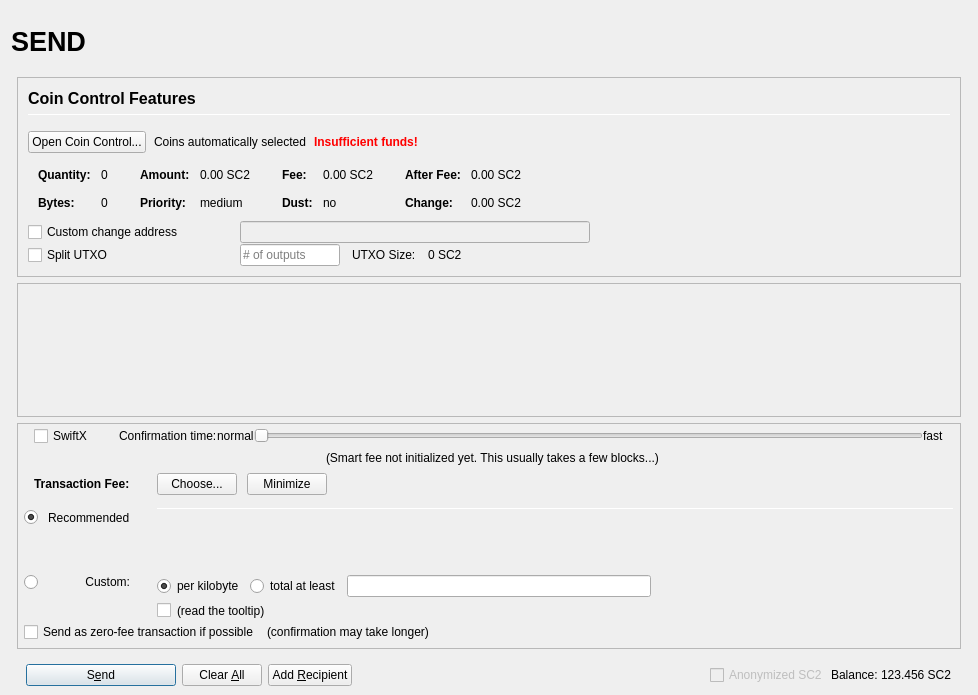
Qt form src/qt/forms/sendcoinsdialog.ui (MichaelHDesigns/securecloud2) before a commit.
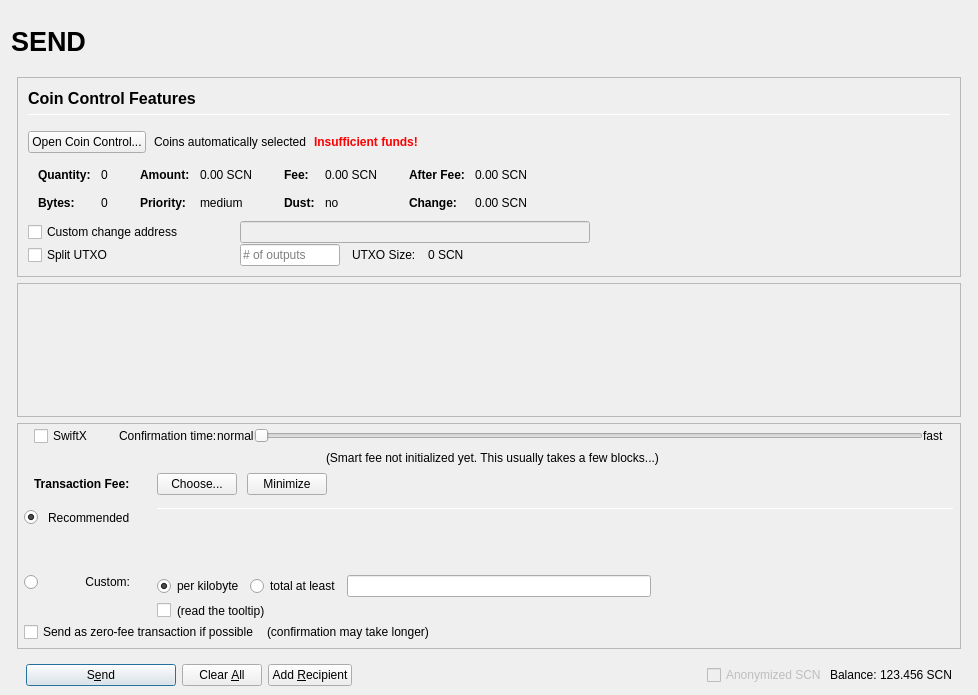
The same form after that commit. Icons and pictures are not drawn. Custom widgets are drawn as their Qt base class.

Patch:
```diff
--- a/src/qt/forms/sendcoinsdialog.ui
+++ b/src/qt/forms/sendcoinsdialog.ui
@@ -457,7 +457,7 @@
                         <enum>Qt::ActionsContextMenu</enum>
                        </property>
                        <property name="text">
-                        <string notr="true">0.00 SC2</string>
+                        <string notr="true">0.00 SCN</string>
                        </property>
                        <property name="textInteractionFlags">
                         <set>Qt::LinksAccessibleByMouse|Qt::TextSelectableByKeyboard|Qt::TextSelectableByMouse</set>
@@ -537,7 +537,7 @@
                         <enum>Qt::ActionsContextMenu</enum>
                        </property>
                        <property name="text">
-                        <string notr="true">0.00 SC2</string>
+                        <string notr="true">0.00 SCN</string>
                        </property>
                        <property name="textInteractionFlags">
                         <set>Qt::LinksAccessibleByMouse|Qt::TextSelectableByKeyboard|Qt::TextSelectableByMouse</set>
@@ -617,7 +617,7 @@
                         <enum>Qt::ActionsContextMenu</enum>
                        </property>
                        <property name="text">
-                        <string notr="true">0.00 SC2</string>
+                        <string notr="true">0.00 SCN</string>
                        </property>
                        <property name="textInteractionFlags">
                         <set>Qt::LinksAccessibleByMouse|Qt::TextSelectableByKeyboard|Qt::TextSelectableByMouse</set>
@@ -646,7 +646,7 @@
                         <enum>Qt::ActionsContextMenu</enum>
                        </property>
                        <property name="text">
-                        <string notr="true">0.00 SC2</string>
+                        <string notr="true">0.00 SCN</string>
                        </property>
                        <property name="textInteractionFlags">
                         <set>Qt::LinksAccessibleByMouse|Qt::TextSelectableByKeyboard|Qt::TextSelectableByMouse</set>
@@ -813,7 +813,7 @@
                 <item>
                  <widget class="QLabel" name="labelBlockSize">
                   <property name="text">
-                   <string>0 SC2</string>
+                   <string>0 SCN</string>
                   </property>
                  </widget>
                 </item>
@@ -1651,7 +1651,7 @@
                 <bool>false</bool>
                </property>
                <property name="text">
-                <string>Anonymized SC2</string>
+                <string>Anonymized SCN</string>
                </property>
               </widget>
              </item>
@@ -1674,7 +1674,7 @@
                 <cursorShape>IBeamCursor</cursorShape>
                </property>
                <property name="text">
-                <string notr="true">123.456 SC2</string>
+                <string notr="true">123.456 SCN</string>
                </property>
                <property name="textInteractionFlags">
                 <set>Qt::LinksAccessibleByMouse|Qt::TextSelectableByKeyboard|Qt::TextSelectableByMouse</set>
```
Left out of the diff: 8 changed lines with no effect on the pictures.
